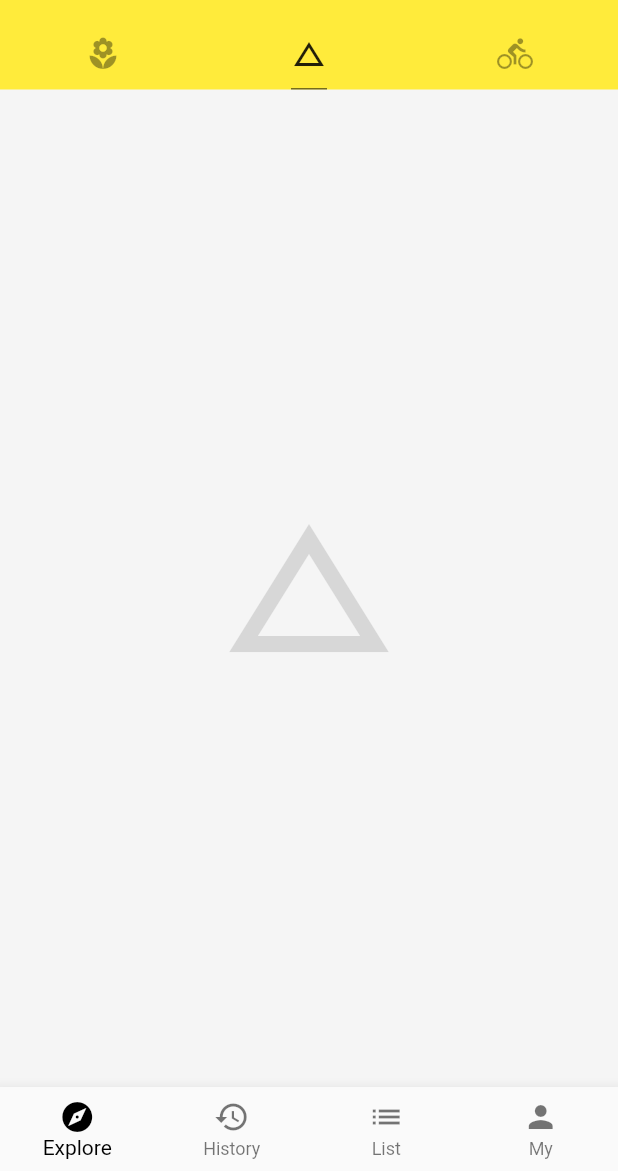
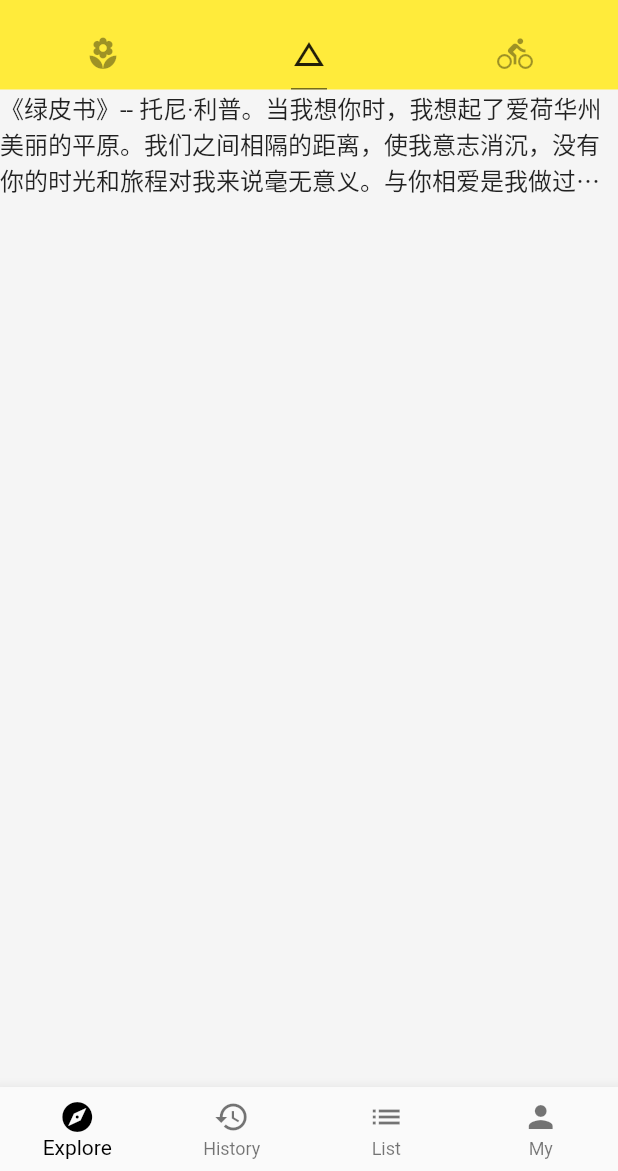
Before and after one commit to tomato0228/scfs, a Flutter app: the screen it shows after launch, tab 2 chosen, on a phone screen of 412 x 824 dp, the part 65-1236 px from its top. Run offline on Flutter 3.47's test engine with Material 2 defaults, Android fonts, the phone set to English and light mode, and no system bars; network calls fail.

```diff
--- a/lib/demo/basic_demo.dart
+++ b/lib/demo/basic_demo.dart
@@ -0,0 +1,22 @@
+import 'package:flutter/material.dart';
+
+class BasicDemo extends StatelessWidget{
+  @override
+  Widget build(BuildContext context) {
+    final TextStyle _textStyle = TextStyle(
+      fontSize: 16.0,
+    );
+
+    final String _title = '绿皮书';
+    final String _auyhor = '托尼·利普';
+
+    // TODO: implement build
+    return Text(
+      '《$_title》-- $_auyhor。当我想你时，我想起了爱荷华州美丽的平原。我们之间相隔的距离，使我意志消沉，没有你的时光和旅程对我来说毫无意义。与你相爱是我做过的最轻松的事，没有什么比你更重要，在我活着的每一天我都会深深地感觉到，遇见你的那天，我就已爱上你，余生也会继续爱你。',
+      textAlign: TextAlign.left,
+      style: _textStyle,
+      maxLines: 3,
+      overflow: TextOverflow.ellipsis,
+    );
+  }
+}
--- a/lib/main.dart
+++ b/lib/main.dart
@@ -1,4 +1,5 @@
 import 'package:flutter/material.dart';
+import 'package:flutter_sfcs/demo/basic_demo.dart';
 import 'package:flutter_sfcs/demo/bottom_navigation_bar_demo.dart';
 import 'package:flutter_sfcs/demo/drawer_demo.dart';
 import 'package:flutter_sfcs/demo/listView_demo.dart';
@@ -60,11 +61,8 @@ class Home extends StatelessWidget {
         body: TabBarView(
           children: <Widget>[
             ListViewDemo(),
-            Icon(
-              Icons.change_history,
-              size: 128.0,
-              color: Colors.black12,
-            ),
+            //Icon(Icons.change_history,size: 128.0,color: Colors.black12,),
+            BasicDemo(),
             Icon(
               Icons.directions_bike,
               size: 128.0,
```
Also changed, not shown: 2 other files.
